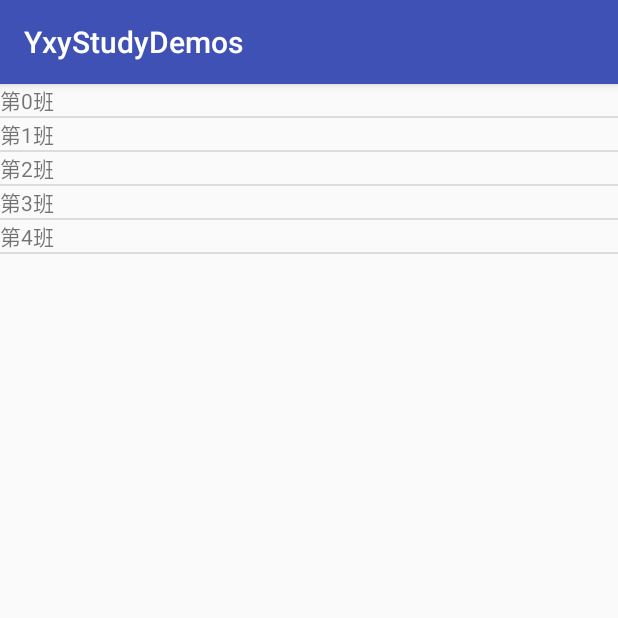
After one commit to yangxinyu56/YxyStudyDemos, an Android app: the ExpandableListViewActivity screen opened directly, with no data from a screen before it, on a phone screen of 412 x 824 dp, the top half of it. The commit adds this screen. Run offline under Robolectric (Android 15) with nearby library versions, the phone set to English and light mode, and no system bars; our stand-ins replace data binding.

Commit message:
ExpandableListView Demo

```diff
--- a/app/src/main/AndroidManifest.xml
+++ b/app/src/main/AndroidManifest.xml
@@ -21,7 +21,8 @@
         <activity android:name=".ui.glide.GlideActivity" />
         <activity android:name=".ui.glide.GlideBaseActivity" />
         <activity android:name=".ui.glide.GlideRecyclerActivity" />
-        <activity android:name=".ui.glide.GlideTransformationsActivity"/>
+        <activity android:name=".ui.glide.GlideTransformationsActivity" />
+        <activity android:name=".ui.ExpandableListViewActivity"/>
     </application>
 
 </manifest>
--- /dev/null
+++ b/app/src/main/java/com/yxy/study/demos/bean/ClassEntity.java
@@ -0,0 +1,6 @@
+package com.yxy.study.demos.bean;
+
+
+public class ClassEntity {
+    public String className;
+}
--- /dev/null
+++ b/app/src/main/java/com/yxy/study/demos/bean/StudentEntity.java
@@ -0,0 +1,6 @@
+package com.yxy.study.demos.bean;
+
+
+public class StudentEntity {
+    public String studentName;
+}
--- /dev/null
+++ b/app/src/main/java/com/yxy/study/demos/ui/ExpandableListViewActivity.java
@@ -0,0 +1,60 @@
+package com.yxy.study.demos.ui;
+
+import android.databinding.DataBindingUtil;
+import android.os.Bundle;
+import android.support.v7.app.AppCompatActivity;
+import android.view.View;
+import android.widget.ExpandableListView;
+import android.widget.Toast;
+
+import com.yxy.study.demos.BR;
+import com.yxy.study.demos.R;
+import com.yxy.study.demos.bean.ClassEntity;
+import com.yxy.study.demos.bean.StudentEntity;
+import com.yxy.study.demos.databinding.ActivityExpandableListViewBinding;
+import com.yxy.study.demos.ui.adapter.CommonExpandableListAdapter;
+
+import java.util.ArrayList;
+import java.util.List;
+
+
+public class ExpandableListViewActivity extends AppCompatActivity {
+    CommonExpandableListAdapter<StudentEntity, ClassEntity> adapter;
+
+    @Override
+    protected void onCreate(Bundle savedInstanceState) {
+        super.onCreate(savedInstanceState);
+        setContentView(R.layout.activity_expandable_list_view);
+        ActivityExpandableListViewBinding binding = DataBindingUtil.setContentView(this, R.layout.activity_expandable_list_view);
+        adapter = new CommonExpandableListAdapter<>(this, R.layout.item_expandable_child, R.layout.item_expandable_group, BR.studentEntity, BR.classEntity);
+        binding.elvDemo.setAdapter(adapter);
+
+        addTestData();
+        binding.elvDemo.setOnChildClickListener(new ExpandableListView.OnChildClickListener() {
+            @Override
+            public boolean onChildClick(ExpandableListView expandableListView, View view, int i, int i1, long l) {
+                Toast.makeText(ExpandableListViewActivity.this, "NO." + adapter.getChildrenData().get(i).get(i1).studentName, Toast.LENGTH_SHORT).show();
+                return false;
+            }
+        });
+    }
+
+    private void addTestData() {
+        for (int i = 0; i < 5; i++) {
+            ClassEntity groupData = new ClassEntity();
+            groupData.className = "第" + i + "班";
+            adapter.getGroupData().add(groupData);
+        }
+        for (int i = 0; i < adapter.getGroupCount(); i++) {
+            List<StudentEntity> temp = new ArrayList<>();
+            for (int j = 0; j < 20; j++) {
+                StudentEntity childData = new StudentEntity();
+                childData.studentName = "第" + i + "班学生-" + j;
+                temp.add(childData);
+
+            }
+            adapter.getChildrenData().add(temp);
+        }
+        adapter.notifyDataSetChanged();
+    }
+}
--- a/app/src/main/java/com/yxy/study/demos/ui/MainActivity.java
+++ b/app/src/main/java/com/yxy/study/demos/ui/MainActivity.java
@@ -61,6 +61,9 @@ public class MainActivity extends AppCompatActivity {
             case 1:
                 startActivity(new Intent(this,GlideActivity.class));
                 break;
+            case 2:
+                startActivity(new Intent(this,ExpandableListViewActivity.class));
+                break;
             default:
                 break;
         }
--- /dev/null
+++ b/app/src/main/java/com/yxy/study/demos/ui/adapter/CommonExpandableListAdapter.java
@@ -0,0 +1,108 @@
+package com.yxy.study.demos.ui.adapter;
+
+import android.content.Context;
+import android.databinding.DataBindingUtil;
+import android.databinding.ViewDataBinding;
+import android.view.LayoutInflater;
+import android.view.View;
+import android.view.ViewGroup;
+import android.widget.BaseExpandableListAdapter;
+
+import java.util.ArrayList;
+import java.util.List;
+
+/**
+ * 万能ExpandableListAdapter适配器
+ */
+public class CommonExpandableListAdapter<T, K> extends BaseExpandableListAdapter {
+    private int childResource;
+    private int groupResource;
+    private List<List<T>> childrenData = new ArrayList<>();
+    private List<K> groupData = new ArrayList<>();
+    private Context context;
+    private int groupVariableId;
+    private int childVariableId;
+
+    public List<List<T>> getChildrenData() {
+        return childrenData;
+    }
+
+    public List<K> getGroupData() {
+        return groupData;
+    }
+
+    public CommonExpandableListAdapter(Context context, int childResource, int groupResource, int childVariableId, int groupVariableId) {
+        this.context = context;
+        this.childResource = childResource;
+        this.groupResource = groupResource;
+        this.childVariableId = childVariableId;
+        this.groupVariableId = groupVariableId;
+    }
+
+    @Override
+    public Object getChild(int groupPosition, int childPosition) {
+        return childrenData.get(groupPosition).get(childPosition);
+    }
+
+    @Override
+    public long getChildId(int groupPosition, int childPosition) {
+        return childPosition;
+    }
+
+    @Override
+    public View getChildView(int groupPosition, int childPosition,
+                             boolean isLastChild, View convertView, ViewGroup parent) {
+        ViewDataBinding binding;
+        if (convertView == null) {
+            binding = DataBindingUtil.inflate(LayoutInflater.from(context), childResource, parent, false);
+        } else {
+            binding = DataBindingUtil.getBinding(convertView);
+        }
+        binding.setVariable(childVariableId, childrenData.get(groupPosition).get(childPosition));
+        return binding.getRoot();
+    }
+
+    @Override
+    public int getChildrenCount(int groupPosition) {
+        return childrenData.size() > 0 ? childrenData.get(groupPosition).size() : 0;
+    }
+
+    @Override
+    public Object getGroup(int groupPosition) {
+        return groupData.get(groupPosition);
+    }
+
+    @Override
+    public int getGroupCount() {
+        return groupData.size();
+    }
+
+    @Override
+    public long getGroupId(int groupPosition) {
+        return groupPosition;
+    }
+
+    @Override
+    public View getGroupView(int groupPosition, boolean isExpanded,
+                             View convertView, ViewGroup parent) {
+        ViewDataBinding binding;
+        if (convertView == null) {
+            binding = DataBindingUtil.inflate(LayoutInflater.from(context), groupResource, parent, false);
+        } else {
+            binding = DataBindingUtil.getBinding(convertView);
+        }
+        binding.setVariable(groupVariableId, groupData.get(groupPosition));
+        return binding.getRoot();
+    }
+
+    @Override
+    public boolean hasStableIds() {
+        return true;
+    }
+
+    @Override
+    public boolean isChildSelectable(int groupPosition, int childPosition) {
+        return true;
+    }
+
+}
--- /dev/null
+++ b/app/src/main/res/layout/activity_expandable_list_view.xml
@@ -0,0 +1,12 @@
+<?xml version="1.0" encoding="utf-8"?>
+<layout xmlns:android="http://schemas.android.com/apk/res/android"
+    xmlns:tools="http://schemas.android.com/tools"
+    tools:context="com.yxy.study.demos.ui.ExpandableListViewActivity">
+
+    <ExpandableListView
+        android:id="@+id/elv_demo"
+        android:layout_width="match_parent"
+        android:layout_height="match_parent"
+        android:groupIndicator="@null"/>
+
+</layout>
--- /dev/null
+++ b/app/src/main/res/layout/item_expandable_group.xml
@@ -0,0 +1,21 @@
+<?xml version="1.0" encoding="utf-8"?>
+<layout xmlns:android="http://schemas.android.com/apk/res/android">
+
+    <data>
+
+        <variable
+            name="classEntity"
+            type="com.yxy.study.demos.bean.ClassEntity" />
+    </data>
+
+    <LinearLayout
+        android:layout_width="match_parent"
+        android:layout_height="match_parent"
+        android:orientation="vertical">
+
+        <TextView
+            android:layout_width="wrap_content"
+            android:layout_height="wrap_content"
+            android:text="@{classEntity.className}" />
+    </LinearLayout>
+</layout>
--- a/app/src/main/res/layout/item_glide_recycler.xml
+++ b/app/src/main/res/layout/item_glide_recycler.xml
@@ -16,12 +16,15 @@
         android:orientation="horizontal">
 
         <TextView
+            android:id="@+id/tv_item_glide_recycler"
+            android:padding="16dp"
             android:layout_width="wrap_content"
             android:layout_height="wrap_content"
             android:text="@{String.valueOf(glideRecyclerItemEntity.id)}"
             android:textAllCaps="false" />
 
         <com.yxy.study.demos.widget.GlideImageView
+            android:id="@+id/giv_item_glide_recycler"
             android:layout_width="240dp"
             android:layout_height="240dp"
             bind:load="@{glideRecyclerItemEntity.iconUrl}" />
--- /dev/null
+++ b/app/src/main/res/values/ids.xml
@@ -0,0 +1,4 @@
+<?xml version="1.0" encoding="utf-8"?>
+<resources>
+    <item name="item_click_support" type="id" />
+</resources>
--- a/app/src/main/res/values/strings.xml
+++ b/app/src/main/res/values/strings.xml
@@ -3,7 +3,7 @@
     <string-array name="main_list_demo_names">
         <item>ViewPager+TabLayout</item>
         <item>Glide</item>
-        <item>cc</item>
+        <item>ExpandableListView</item>
         <item>dd</item>
         <item>ee</item>
     </string-array>
--- a/build.gradle
+++ b/build.gradle
@@ -5,7 +5,7 @@ buildscript {
         jcenter()
     }
     dependencies {
-        classpath 'com.android.tools.build:gradle:2.2.2'
+        classpath 'com.android.tools.build:gradle:2.2.3'
 
         // NOTE: Do not place your application dependencies here; they belong
         // in the individual module build.gradle files
```
Also changed, not shown: app/src/main/java/com/study/yxy/demos/ui/adapter/ListAdapter.java (deleted, +0 -58 lines), app/src/main/java/com/yxy/study/demos/ui/ViewPagerActivity.java (+8 -0 lines), app/src/main/java/com/yxy/study/demos/ui/adapter/ItemClickSupport.java (added, +97 -0 lines), app/src/main/java/com/yxy/study/demos/ui/adapter/SimpleExpandableListAdapter.java (added, +111 -0 lines), app/src/main/java/com/yxy/study/demos/ui/glide/GlideRecyclerActivity.java (+16 -3 lines), app/src/main/res/layout/item_expandable_child.xml (added, +22 -0 lines), 2 other files.
